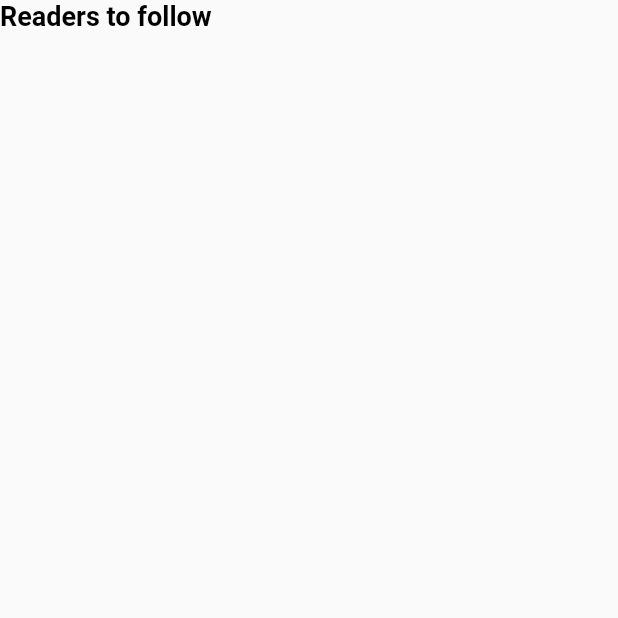
After one commit to xaakib/ebook_library, a Flutter app: the screen it shows after launch, on a phone screen of 412 x 824 dp, the top half of it. The commit adds this screen. Run offline on Flutter 3.47's test engine with Material 2 defaults, Android fonts, the phone set to English and light mode, and no system bars; our stand-ins replace flutter_rating_bar, get.

Commit message:
working on rederfollow screen

```diff
--- /dev/null
+++ b/lib/components/readers_follow_screen.dart
@@ -0,0 +1,18 @@
+import 'package:ebook_library/style/style.dart';
+import 'package:flutter/material.dart';
+
+class ReadersFollowScreen extends StatelessWidget {
+  const ReadersFollowScreen({ Key? key }) : super(key: key);
+
+  @override
+  Widget build(BuildContext context) {
+    return Scaffold(
+      body: Column(
+        children: [
+         Text("Readers to follow",style: texstyleBoldBlack,)
+        ],
+      ),
+
+    );
+  }
+}
--- a/lib/main.dart
+++ b/lib/main.dart
@@ -1,6 +1,7 @@
 import 'package:flutter/material.dart';
 import 'package:get/get.dart';
 
+import 'components/readers_follow_screen.dart';
 import 'screens/home_screen.dart';
 import 'screens/main_screen.dart';
 
@@ -17,7 +18,7 @@ class MyApp extends StatelessWidget {
       theme: ThemeData(
         primarySwatch: Colors.blue,
       ),
-      home: MainScreen(),
+      home: ReadersFollowScreen(),
     );
   }
 }
--- a/lib/screens/author_profile_screen.dart
+++ b/lib/screens/author_profile_screen.dart
@@ -15,6 +15,7 @@ class _AuthorProfileScreenState extends State<AuthorProfileScreen> {
 
   @override
   Widget build(BuildContext context) {
+    print("Loaded");
     return Scaffold(
       appBar: AppBar(
         backgroundColor: Colors.white,
```
